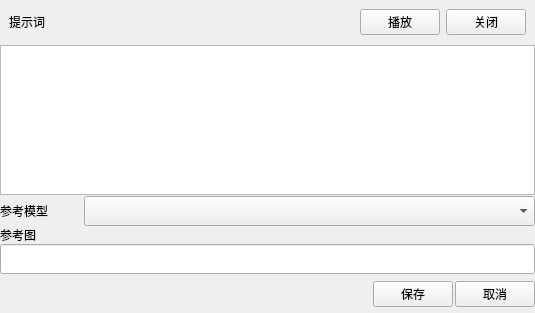
super999/MetaStoryBoard, file MuseLog/ui/widget_video_detail.ui: the form before one commit.
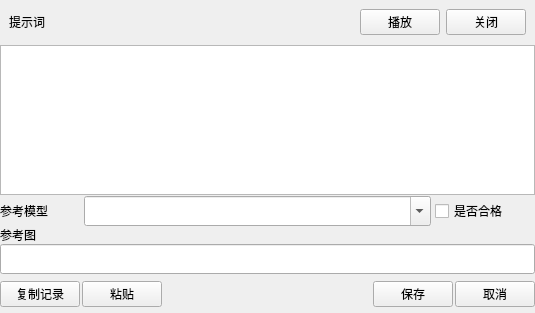
The form after the commit.

Commit message: 优化参考图文件名称和视频详情配置，新增复制和粘贴功能，改善用户交互体验

What changed in the file:
```diff
--- a/MuseLog/ui/widget_video_detail.ui
+++ b/MuseLog/ui/widget_video_detail.ui
@@ -130,6 +130,22 @@
           <height>30</height>
          </size>
         </property>
+        <property name="editable">
+         <bool>true</bool>
+        </property>
+       </widget>
+      </item>
+      <item>
+       <widget class="QCheckBox" name="checkQualified">
+        <property name="maximumSize">
+         <size>
+          <width>100</width>
+          <height>16777215</height>
+         </size>
+        </property>
+        <property name="text">
+         <string>是否合格</string>
+        </property>
        </widget>
       </item>
      </layout>
@@ -182,6 +198,20 @@
       <property name="bottomMargin">
        <number>0</number>
       </property>
+      <item>
+       <widget class="QPushButton" name="btnCopyCfg">
+        <property name="text">
+         <string>复制记录</string>
+        </property>
+       </widget>
+      </item>
+      <item>
+       <widget class="QPushButton" name="btnPasteCfg">
+        <property name="text">
+         <string>粘贴</string>
+        </property>
+       </widget>
+      </item>
       <item>
        <spacer name="horizontalSpacer">
         <property name="orientation">
```
The commit also changes 6 other files.
